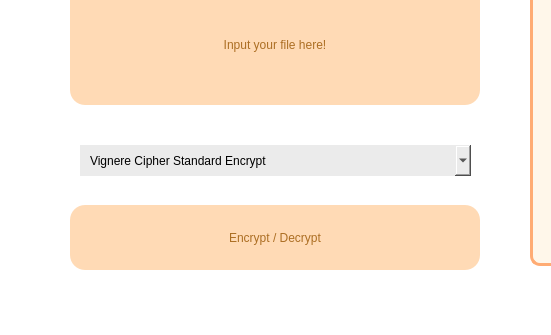
First picture: the form in src/data/src/cryptogui.ui, repository christopherdavinn/tugascipher, before the edit; both pictures show x 0 to 551 and y 515 to 850 of the 1000 by 850 pixel window.
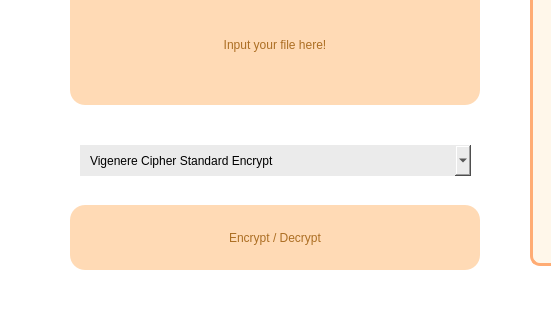
Second picture: the form after the edit.

Commit message: pilihan ciphernya kuedit sesuai tugas

```diff
--- a/src/data/src/cryptogui.ui
+++ b/src/data/src/cryptogui.ui
@@ -177,7 +177,7 @@
     </property>
     <item>
      <property name="text">
-      <string>Vignere Cipher Standard Encrypt</string>
+      <string>Vigenere Cipher Standard Encrypt</string>
      </property>
     </item>
     <item>
```
Left out of the diff: 36 changed lines with no effect on the pictures.
